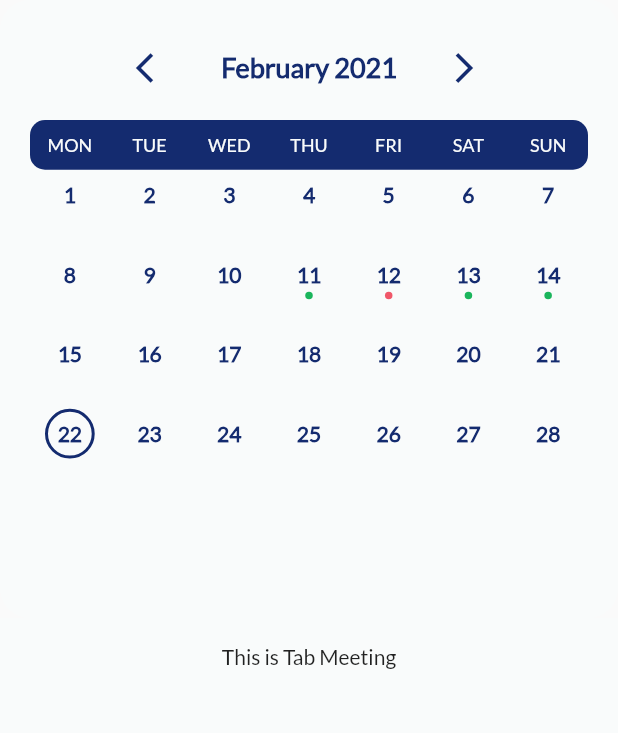
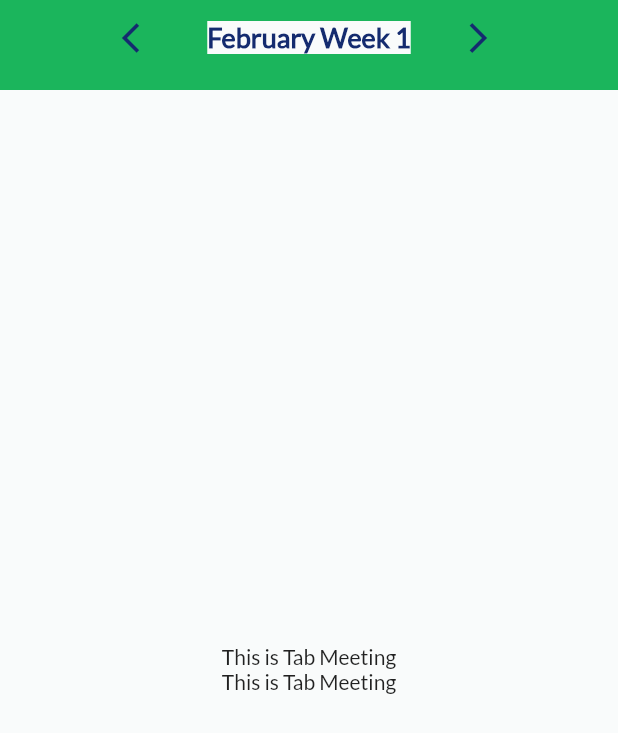
Before and after one commit to DanielAgustian/zukses_flutter, a Flutter app: the MeetingScreen screen opened directly, on a phone screen of 412 x 824 dp. Shown: the top 733 px of the screen. Run offline on Flutter 3.47's test engine with Material 2 defaults, Android fonts, the phone set to English and light mode, and no system bars; our stand-ins replace device_preview, flutter_calendar_carousel, font_awesome_flutter, google_fonts, image_picker, shared_preferences and 1 more; missing offline and left inert: week_of_year; accounts and stored records are empty.

Commit message:
weekly calendar

```diff
--- a/lib/module/calendar-model.dart
+++ b/lib/module/calendar-model.dart
@@ -1,13 +1,26 @@
-import 'package:flutter/cupertino.dart';
+class Calendar {
+  final DateTime date;
+  // int week;
+  // DateTime firstWeekDate;
+  final bool thisMonth;
+  final bool prevMonth;
+  final bool nextMonth;
+  Calendar({
+    this.date,
+    this.thisMonth = false,
+    this.prevMonth = false,
+    this.nextMonth = false,
+  });
+}
 
-class Calendar {
+class WeeklyCalendar {
   final DateTime date;
   int week;
   DateTime firstWeekDate;
   final bool thisMonth;
   final bool prevMonth;
   final bool nextMonth;
-  Calendar(
+  WeeklyCalendar(
       {this.date,
       this.thisMonth = false,
       this.prevMonth = false,
@@ -17,6 +30,10 @@ class Calendar {
 }
 
 enum StartWeekDay { sunday, monday }
+
+DateTime findFirstDateOfTheWeek(DateTime dateTime) {
+  return dateTime.subtract(Duration(days: dateTime.weekday - 1));
+}
 
 class CustomCalendar {
 // number of days in month
@@ -159,18 +176,47 @@ class CustomCalendar {
       }
     }
 
-    for (int i = 0; i < calendar.length; i++) {
+    // for (int i = 0; i < calendar.length; i++) {
+    //   int week = numberOfWeek(i);
+
+    //   // handle for day in early month
+    //   if (week == 1 && calendar[i].date.day >= 20)
+    //     week = 0;
+    //   // handle for day in last month month
+    //   else if ((week == 5 || week == 6) && calendar[i].date.day <= 6) week = 0;
+
+    //   calendar[i].week = week;
+    //   calendar[i].firstWeekDate = findFirstDateOfTheWeek(calendar[i].date);
+    // }
+
+    return calendar;
+  }
+
+  /// get the month calendar
+  /// month is between from 1-12 (1 for January and 12 for December)
+  List<WeeklyCalendar> getWeeklyCalendar({List<Calendar> calendar}) {
+    print("model");
+    print(calendar.length);
+    List<WeeklyCalendar> weekCalendar = [];
+    for (int i = 0; i < calendar.length; i = i + 7) {
       int week = numberOfWeek(i);
 
       // handle for day in early month
-      if (week == 1 && calendar[i].date.day >= 20) week = 0;
+      // if (week == 1 && calendar[i].date.day >= 20)
+      //   week = 0;
       // handle for day in last month month
-      else if ((week == 5 || week == 6) && calendar[i].date.day <= 6) week = 0;
+      // else if ((week == 5 || week == 6) && calendar[i].date.day <= 6) week = 0;
 
-      calendar[i].week = week;
-      calendar[i].firstWeekDate = findFirstDateOfTheWeek(calendar[i].date);
+      weekCalendar.add(WeeklyCalendar(
+        date: calendar[i].date,
+        week: week,
+        firstWeekDate: findFirstDateOfTheWeek(calendar[i].date),
+        nextMonth: calendar[i].nextMonth,
+        prevMonth: calendar[i].prevMonth,
+        thisMonth: calendar[i].thisMonth,
+      ));
     }
 
-    return calendar;
+    return weekCalendar;
   }
 }
--- a/lib/module/calendar-widget.dart
+++ b/lib/module/calendar-widget.dart
@@ -246,10 +246,13 @@ class _CalendarWidgetState extends State<CalendarWidget> {
   Widget _calendarDates(Calendar calendarDate,
       {int index, List<AbsenceTime> data}) {
     Widget dot = Container();
+    AbsenceTime absence;
     if (data != null) {
       for (var d in data) {
         if (d.date.isAtSameMomentAs(calendarDate.date)) {
           dot = d.status == "late" ? dotRed : dotGreen;
+          absence = d;
+          break;
         }
       }
     }
@@ -269,7 +272,7 @@ class _CalendarWidgetState extends State<CalendarWidget> {
               _getPrevMonth();
             }
           }
-          widget.onSelectDate(calendarDate.date, calendarDate.week);
+          widget.onSelectDate(calendarDate.date, absence);
         },
         child: _selectedDateTime != calendarDate.date
             ? Container(
--- /dev/null
+++ b/lib/module/weekly-calendar-widget.dart
@@ -0,0 +1,185 @@
+import 'package:flutter/cupertino.dart';
+import 'package:flutter/material.dart';
+import 'package:zukses_app_1/constant/constant.dart';
+import 'package:zukses_app_1/module/calendar-model.dart';
+
+class WeekLyCanlendarWidget extends StatefulWidget {
+  const WeekLyCanlendarWidget({Key key, this.onChangeWeek}) : super(key: key);
+
+  @override
+  _WeekLyCanlendarWidgetState createState() => _WeekLyCanlendarWidgetState();
+  final Function onChangeWeek;
+}
+
+enum CalendarViews { dates, months, year }
+
+class _WeekLyCanlendarWidgetState extends State<WeekLyCanlendarWidget> {
+  DateTime _currentDateTime;
+  DateTime _selectedDateTime;
+  List<WeeklyCalendar> _sequentialWeek;
+  List<Calendar> _sequentialDates;
+  int midYear, week;
+  CalendarViews _currentView = CalendarViews.dates;
+  final List<String> _weekDays = [
+    'MON',
+    'TUE',
+    'WED',
+    'THU',
+    'FRI',
+    'SAT',
+    'SUN'
+  ];
+  final List<String> _monthNames = [
+    'January',
+    'February',
+    'March',
+    'April',
+    'May',
+    'June',
+    'July',
+    'August',
+    'September',
+    'October',
+    'November',
+    'December'
+  ];
+
+  @override
+  void initState() {
+    super.initState();
+    final date = DateTime.now();
+    _currentDateTime = DateTime(date.year, date.month);
+    _selectedDateTime = DateTime(date.year, date.month, date.day);
+
+    WidgetsBinding.instance.addPostFrameCallback((timeStamp) {
+      setState(() => _getCalendar());
+    });
+    week = 1;
+  }
+
+  @override
+  void dispose() {
+    super.dispose();
+  }
+
+  // get next month calendar
+  void _getNextMonth() {
+    if (_currentDateTime.month == 12) {
+      _currentDateTime = DateTime(_currentDateTime.year + 1, 1);
+    } else {
+      _currentDateTime =
+          DateTime(_currentDateTime.year, _currentDateTime.month + 1);
+    }
+    _getCalendar();
+  }
+
+  // get previous month calendar
+  void _getPrevMonth() {
+    if (_currentDateTime.month == 1) {
+      _currentDateTime = DateTime(_currentDateTime.year - 1, 12);
+    } else {
+      _currentDateTime =
+          DateTime(_currentDateTime.year, _currentDateTime.month - 1);
+    }
+    _getCalendar();
+  }
+
+  // get calendar for current month
+  void _getCalendar() {
+    //get now calendar
+    var dates = CustomCalendar().getMonthCalendar(
+        _currentDateTime.month, _currentDateTime.year,
+        startWeekDay: StartWeekDay.monday);
+    _sequentialDates = dates;
+    //get week calendar
+    _sequentialWeek = CustomCalendar().getWeeklyCalendar(calendar: dates);
+  }
+
+  // next / prev month buttons
+  Widget _toggleBtn(int add) {
+    return InkWell(
+      onTap: () {
+        setState(() {
+          if (week + add > _sequentialWeek.length) {
+            _getNextMonth();
+            week = 1;
+          } else if (week + add < 1) {
+            _getPrevMonth();
+            week = _sequentialWeek[_sequentialWeek.length - 1].week;
+          } else {
+            week = week + add;
+          }
+        });
+        print(_sequentialWeek[week - 1].runtimeType);
+        widget.onChangeWeek(_sequentialWeek[week - 1]);
+      },
+      child: Container(
+        alignment: Alignment.center,
+        width: 50,
+        height: 50,
+        decoration: BoxDecoration(
+          borderRadius: BorderRadius.circular(25),
+        ),
+        child: Icon(
+          (add > 0) ? Icons.arrow_forward_ios : Icons.arrow_back_ios,
+          color: colorPrimary,
+        ),
+      ),
+    );
+  }
+
+  // dates view
+  Widget _datesView() {
+    return Container(
+      color: colorClear,
+      height: 60,
+      child: Column(
+        children: <Widget>[
+          // header
+          Row(
+            mainAxisAlignment: MainAxisAlignment.center,
+            children: <Widget>[
+              // prev month button
+              _toggleBtn(-1),
+              SizedBox(width: 20),
+              // month and year
+              Container(
+                color: colorBackground,
+                child: InkWell(
+                  onTap: () {
+                    print("click bulan");
+                    // setState(() => _currentView = CalendarViews.months);
+                  },
+                  child: Center(
+                    child: Text(
+                      '${_monthNames[_currentDateTime.month - 1]} Week ${_sequentialWeek[week - 1].week}',
+                      style: TextStyle(
+                          color: colorPrimary,
+                          fontSize: 18,
+                          fontWeight: FontWeight.w700),
+                    ),
+                  ),
+                ),
+              ),
+              // next month button
+              SizedBox(width: 20),
+              _toggleBtn(1),
+            ],
+          ),
+        ],
+      ),
+    );
+  }
+
+  @override
+  Widget build(BuildContext context) {
+    Size size = MediaQuery.of(context).size;
+    return Scaffold(
+      backgroundColor: colorBackground,
+      body: Container(
+        color: colorSecondaryYellow,
+        child: _sequentialWeek != null ? _datesView() : Container(),
+      ),
+    );
+  }
+}
--- a/lib/tab/screen_meeting.dart
+++ b/lib/tab/screen_meeting.dart
@@ -1,8 +1,10 @@
 import 'package:flutter/material.dart';
 import 'package:zukses_app_1/constant/constant.dart';
 import 'package:zukses_app_1/model/dummy-model.dart';
+import 'package:zukses_app_1/module/calendar-model.dart';
 import 'package:zukses_app_1/module/calendar-widget.dart';
 import 'package:table_calendar/table_calendar.dart';
+import 'package:zukses_app_1/module/weekly-calendar-widget.dart';
 
 // Example holidays
 final Map<DateTime, List> _holidays = {
@@ -24,6 +26,7 @@ class MeetingScreen extends StatefulWidget {
 class _MeetingScreenState extends State<MeetingScreen>
     with TickerProviderStateMixin {
   DateTime _selectedDate;
+  WeeklyCalendar _selectedWeek;
   List<AbsenceTime> absensiList = dummy;
   int week;
   @override
@@ -36,17 +39,28 @@ class _MeetingScreenState extends State<MeetingScreen>
         scrollDirection: Axis.vertical,
         child: Column(
           children: [
+            // Container(
+            //   width: size.width,
+            //   height: size.height * 0.5,
+            //   child: CalendarWidget(
+            //     onSelectDate: (val) {
+            //       setState(() {
+            //         _selectedDate = val;
+            //       });
+            //     },
+            //     data: dummy,
+            //   ),
+            // ),
             Container(
               width: size.width,
               height: size.height * 0.5,
-              child: CalendarWidget(
-                onSelectDate: (val, week) {
+              child: WeekLyCanlendarWidget(
+                onChangeWeek: (val) {
                   setState(() {
-                    _selectedDate = val;
-                    this.week = week;
+                    _selectedWeek = val;
                   });
                 },
-                data: dummy,
+                // data: dummy,
               ),
             ),
             Center(
@@ -56,6 +70,11 @@ class _MeetingScreenState extends State<MeetingScreen>
               child: Text(_selectedDate == null
                   ? 'This is Tab Meeting'
                   : "${_selectedDate.day}"),
+            ),
+            Center(
+              child: Text(_selectedWeek == null
+                  ? 'This is Tab Meeting'
+                  : "${_selectedWeek.week} and ${_selectedWeek.firstWeekDate}"),
             ),
           ],
         ),
```
Also changed, not shown: lib/component/attendance/time-box.dart (added, +59 -0 lines), lib/tab/screen_attendance.dart (+161 -120 lines), lib/module/calendar-builder.dart (deleted).
